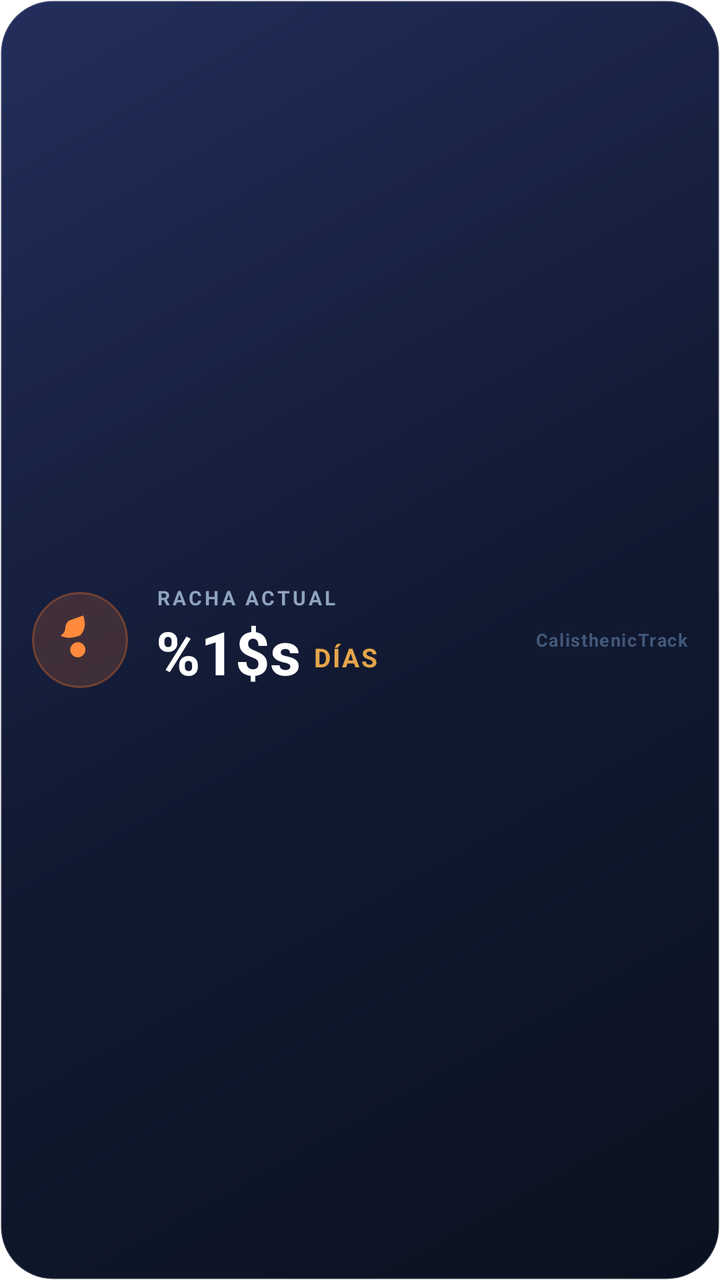
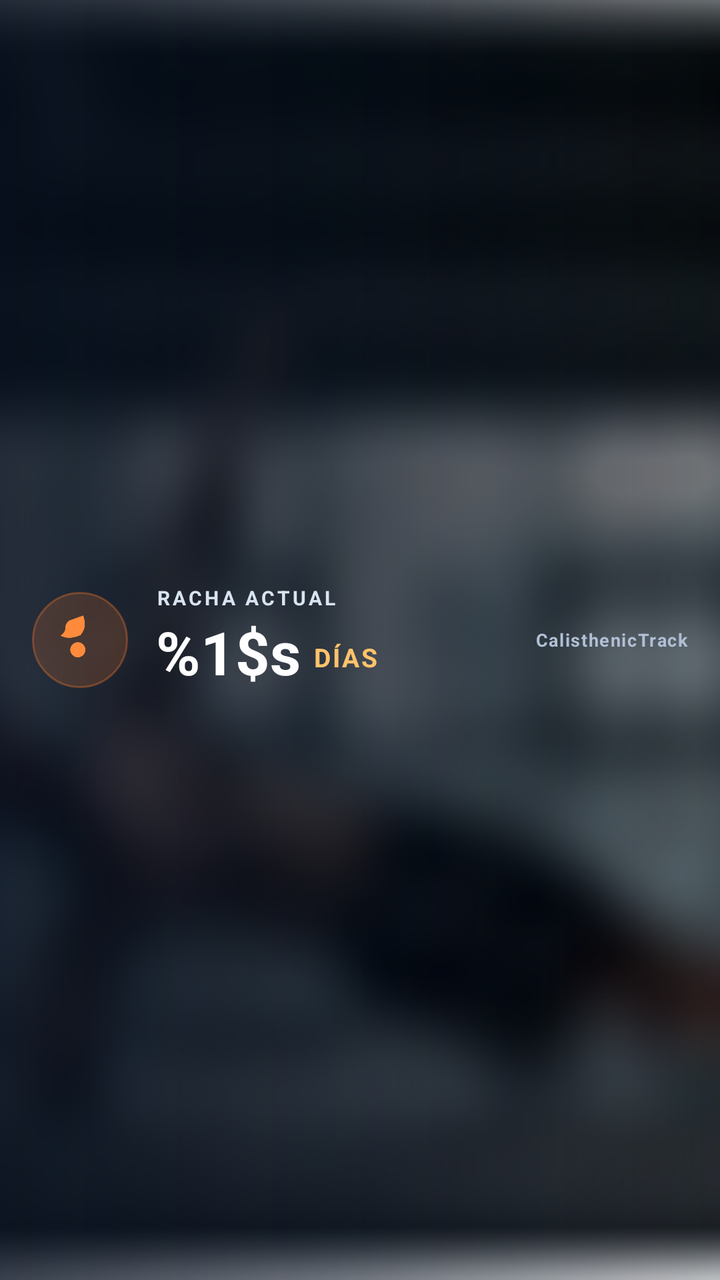

An Android layout rendered at two revisions. The XML below is the earlier revision; the diff shows what the commit changed to produce the second picture.
<!-- AndroidManifest.xml: fallback theme Theme.MaterialComponents.DayNight.NoActionBar -->
<!-- res/layout/streak_widget.xml -->
<?xml version="1.0" encoding="utf-8"?>
<LinearLayout xmlns:android="http://schemas.android.com/apk/res/android"
    android:id="@+id/widget_root"
    android:layout_width="match_parent"
    android:layout_height="match_parent"
    android:background="@drawable/bg_streak_widget"
    android:orientation="horizontal"
    android:gravity="center_vertical"
    android:paddingStart="16dp"
    android:paddingEnd="16dp">

    <FrameLayout
        android:layout_width="48dp"
        android:layout_height="48dp"
        android:background="@drawable/bg_flame_badge">

        <ImageView
            android:id="@+id/widget_flame"
            android:layout_width="26dp"
            android:layout_height="26dp"
            android:layout_gravity="center"
            android:contentDescription="@string/widget_title"
            android:src="@drawable/ic_widget_flame" />
    </FrameLayout>

    <LinearLayout
        android:layout_width="0dp"
        android:layout_height="wrap_content"
        android:layout_weight="1"
        android:layout_marginStart="14dp"
        android:orientation="vertical">

        <TextView
            android:layout_width="wrap_content"
            android:layout_height="wrap_content"
            android:text="@string/widget_title"
            android:textColor="#8FA3BF"
            android:textSize="10sp"
            android:textStyle="bold"
            android:letterSpacing="0.14" />

        <LinearLayout
            android:layout_width="wrap_content"
            android:layout_height="wrap_content"
            android:orientation="horizontal"
            android:gravity="bottom">

            <TextView
                android:id="@+id/widget_streak"
                android:layout_width="wrap_content"
                android:layout_height="wrap_content"
                android:layout_marginTop="2dp"
                android:text="@string/widget_streak_value"
                android:textColor="#FFFFFF"
                android:textSize="30sp"
                android:textStyle="bold" />

            <TextView
                android:layout_width="wrap_content"
                android:layout_height="wrap_content"
                android:layout_marginStart="6dp"
                android:layout_marginBottom="4dp"
                android:text="@string/widget_days"
                android:textColor="#E4A54A"
                android:textSize="13sp"
                android:textStyle="bold"
                android:letterSpacing="0.08" />
        </LinearLayout>
    </LinearLayout>

    <TextView
        android:layout_width="wrap_content"
        android:layout_height="wrap_content"
        android:text="@string/widget_subtitle"
        android:textColor="#43597A"
        android:textSize="9sp"
        android:textStyle="bold"
        android:letterSpacing="0.06" />

</LinearLayout>
<!-- resources referenced by this layout -->
<resources>
  <!-- drawable bg_flame_badge (drawable) -->
  <?xml version="1.0" encoding="utf-8"?>
  <shape xmlns:android="http://schemas.android.com/apk/res/android"
      android:shape="oval">
      <solid android:color="#2EFF7A2E" />
      <stroke
          android:width="1dp"
          android:color="#55FF7A2E" />
  </shape>
  <!-- drawable bg_streak_widget (drawable) -->
  <?xml version="1.0" encoding="utf-8"?>
  <shape xmlns:android="http://schemas.android.com/apk/res/android"
      android:shape="rectangle">
      <gradient
          android:angle="315"
          android:startColor="#232E5C"
          android:centerColor="#121A33"
          android:endColor="#0A1220"
          android:type="linear" />
      <corners android:radius="26dp" />
      <stroke
          android:width="1dp"
          android:color="#22FFFFFF" />
  </shape>
  <!-- drawable ic_widget_flame (drawable) -->
  <?xml version="1.0" encoding="utf-8"?>
  <vector xmlns:android="http://schemas.android.com/apk/res/android"
      android:width="24dp"
      android:height="24dp"
      android:viewportWidth="24"
      android:viewportHeight="24">
      <path
          android:fillColor="#FF8A3C"
          android:pathData="M13.5,0.67s0.74,2.21 0.74,4c0,1.77 -0.73,3.65 -2.03,5.1C11,10.3 8.85,11 6.94,11 4.87,11 3,10 3,10s2.2,-1.2 2.2,-3.5c0,-1.2 0.6,-2.5 1.6,-3.4L13.5,0.67zM11,13c1.9,0 3.5,1.6 3.5,3.5S12.9,20 11,20s-3.5,-1.6 -3.5,-3.5S9.1,13 11,13z" />
  </vector>
  <string name="widget_days">DÍAS</string>
  <string name="widget_streak_value">%1$s</string>
  <string name="widget_subtitle">CalisthenicTrack</string>
  <string name="widget_title">RACHA ACTUAL</string>
</resources>

<!-- the commit's change to res/layout/streak_widget.xml (unified diff, before → after) -->
@@ -1,80 +1,95 @@
 <?xml version="1.0" encoding="utf-8"?>
-<LinearLayout xmlns:android="http://schemas.android.com/apk/res/android"
+<FrameLayout xmlns:android="http://schemas.android.com/apk/res/android"
     android:id="@+id/widget_root"
     android:layout_width="match_parent"
-    android:layout_height="match_parent"
-    android:background="@drawable/bg_streak_widget"
-    android:orientation="horizontal"
-    android:gravity="center_vertical"
-    android:paddingStart="16dp"
-    android:paddingEnd="16dp">
+    android:layout_height="match_parent">
 
-    <FrameLayout
-        android:layout_width="48dp"
-        android:layout_height="48dp"
-        android:background="@drawable/bg_flame_badge">
+    <ImageView
+        android:layout_width="match_parent"
+        android:layout_height="match_parent"
+        android:scaleType="centerCrop"
+        android:importantForAccessibility="no"
+        android:src="@drawable/widget_bg_home" />
 
-        <ImageView
-            android:id="@+id/widget_flame"
-            android:layout_width="26dp"
-            android:layout_height="26dp"
-            android:layout_gravity="center"
-            android:contentDescription="@string/widget_title"
-            android:src="@drawable/ic_widget_flame" />
-    </FrameLayout>
+    <View
+        android:layout_width="match_parent"
+        android:layout_height="match_parent"
+        android:background="@drawable/bg_widget_scrim" />
 
     <LinearLayout
-        android:layout_width="0dp"
-        android:layout_height="wrap_content"
-        android:layout_weight="1"
-        android:layout_marginStart="14dp"
-        android:orientation="vertical">
+        android:layout_width="match_parent"
+        android:layout_height="match_parent"
+        android:orientation="horizontal"
+        android:gravity="center_vertical"
+        android:paddingStart="16dp"
+        android:paddingEnd="16dp">
+
+        <FrameLayout
+            android:layout_width="48dp"
+            android:layout_height="48dp"
+            android:background="@drawable/bg_flame_badge">
+
+            <ImageView
+                android:id="@+id/widget_flame"
+                android:layout_width="26dp"
+                android:layout_height="26dp"
+                android:layout_gravity="center"
+                android:contentDescription="@string/widget_title"
+                android:src="@drawable/ic_widget_flame" />
+        </FrameLayout>
+
+        <LinearLayout
+            android:layout_width="0dp"
+            android:layout_height="wrap_content"
+            android:layout_weight="1"
+            android:layout_marginStart="14dp"
+            android:orientation="vertical">
+
+            <TextView
+                android:layout_width="wrap_content"
+                android:layout_height="wrap_content"
+                android:text="@string/widget_title"
+                android:textColor="#D9E4F2"
+                android:textSize="10sp"
+                android:textStyle="bold"
+                android:letterSpacing="0.14" />
+
+            <LinearLayout
+                android:layout_width="wrap_content"
+                android:layout_height="wrap_content"
+                android:orientation="horizontal"
+                android:gravity="bottom">
+
+                <TextView
+                    android:id="@+id/widget_streak"
+                    android:layout_width="wrap_content"
+                    android:layout_height="wrap_content"
+                    android:layout_marginTop="2dp"
+                    android:text="@string/widget_streak_value"
+                    android:textColor="#FFFFFF"
+                    android:textSize="30sp"
+                    android:textStyle="bold" />
+
+                <TextView
+                    android:layout_width="wrap_content"
+                    android:layout_height="wrap_content"
+                    android:layout_marginStart="6dp"
+                    android:layout_marginBottom="4dp"
+                    android:text="@string/widget_days"
+                    android:textColor="#FFC36A"
+                    android:textSize="13sp"
+                    android:textStyle="bold"
+                    android:letterSpacing="0.08" />
+            </LinearLayout>
+        </LinearLayout>
 
         <TextView
             android:layout_width="wrap_content"
             android:layout_height="wrap_content"
-            android:text="@string/widget_title"
-            android:textColor="#8FA3BF"
-            android:textSize="10sp"
+            android:text="@string/widget_subtitle"
+            android:textColor="#B0BFD4"
+            android:textSize="9sp"
             android:textStyle="bold"
-            android:letterSpacing="0.14" />
-
-        <LinearLayout
-            android:layout_width="wrap_content"
-            android:layout_height="wrap_content"
-            android:orientation="horizontal"
-            android:gravity="bottom">
-
-            <TextView
-                android:id="@+id/widget_streak"
-                android:layout_width="wrap_content"
-                android:layout_height="wrap_content"
-                android:layout_marginTop="2dp"
-                android:text="@string/widget_streak_value"
-                android:textColor="#FFFFFF"
-                android:textSize="30sp"
-                android:textStyle="bold" />
-
-            <TextView
-                android:layout_width="wrap_content"
-                android:layout_height="wrap_content"
-                android:layout_marginStart="6dp"
-                android:layout_marginBottom="4dp"
-                android:text="@string/widget_days"
-                android:textColor="#E4A54A"
-                android:textSize="13sp"
-                android:textStyle="bold"
-                android:letterSpacing="0.08" />
-        </LinearLayout>
+            android:letterSpacing="0.06" />
     </LinearLayout>
-
-    <TextView
-        android:layout_width="wrap_content"
-        android:layout_height="wrap_content"
-        android:text="@string/widget_subtitle"
-        android:textColor="#43597A"
-        android:textSize="9sp"
-        android:textStyle="bold"
-        android:letterSpacing="0.06" />
-
-</LinearLayout>
+</FrameLayout>
<!-- resource entries referenced after the edit -->
@@ -9,20 +9,16 @@
           android:width="1dp"
           android:color="#55FF7A2E" />
   </shape>
-  <!-- drawable bg_streak_widget (drawable) -->
+  <!-- drawable bg_widget_scrim (drawable) -->
   <?xml version="1.0" encoding="utf-8"?>
   <shape xmlns:android="http://schemas.android.com/apk/res/android"
       android:shape="rectangle">
       <gradient
-          android:angle="315"
-          android:startColor="#232E5C"
-          android:centerColor="#121A33"
-          android:endColor="#0A1220"
+          android:angle="0"
+          android:startColor="#C6061020"
+          android:centerColor="#88061020"
+          android:endColor="#33061020"
           android:type="linear" />
-      <corners android:radius="26dp" />
-      <stroke
-          android:width="1dp"
-          android:color="#22FFFFFF" />
   </shape>
   <!-- drawable ic_widget_flame (drawable) -->
   <?xml version="1.0" encoding="utf-8"?>
@@ -35,6 +31,7 @@
           android:fillColor="#FF8A3C"
           android:pathData="M13.5,0.67s0.74,2.21 0.74,4c0,1.77 -0.73,3.65 -2.03,5.1C11,10.3 8.85,11 6.94,11 4.87,11 3,10 3,10s2.2,-1.2 2.2,-3.5c0,-1.2 0.6,-2.5 1.6,-3.4L13.5,0.67zM11,13c1.9,0 3.5,1.6 3.5,3.5S12.9,20 11,20s-3.5,-1.6 -3.5,-3.5S9.1,13 11,13z" />
   </vector>
+  <!-- drawable widget_bg_home: png bitmap (drawable-nodpi, 322061 bytes) -->
   <string name="widget_days">DÍAS</string>
   <string name="widget_streak_value">%1$s</string>
   <string name="widget_subtitle">CalisthenicTrack</string>
